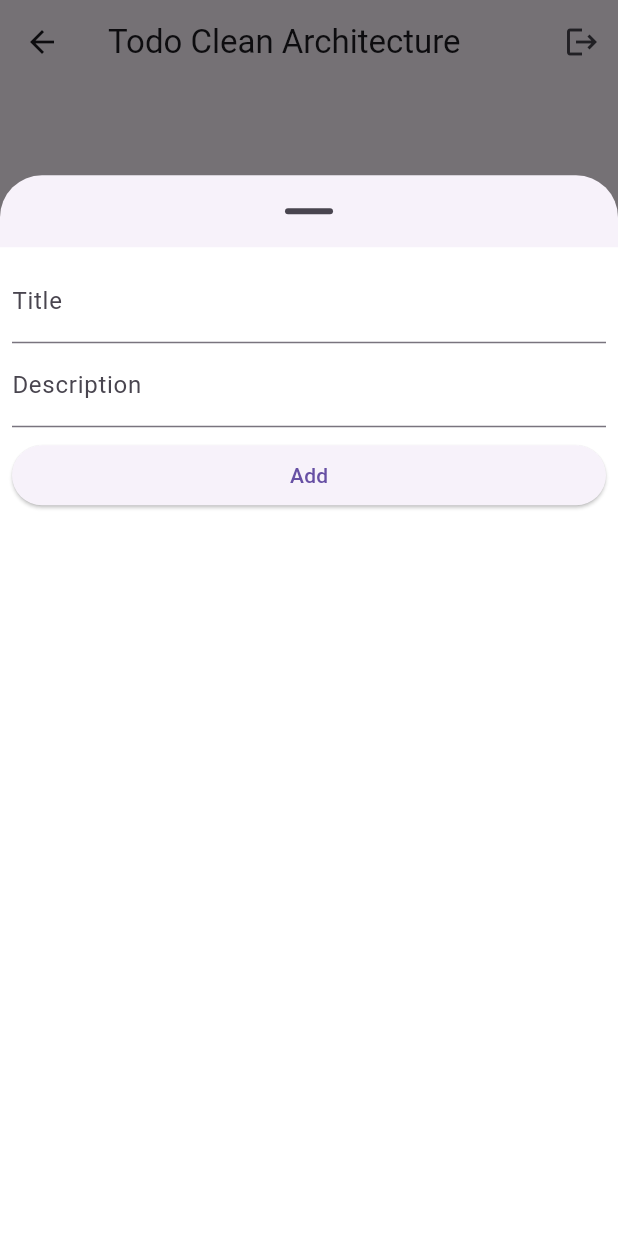
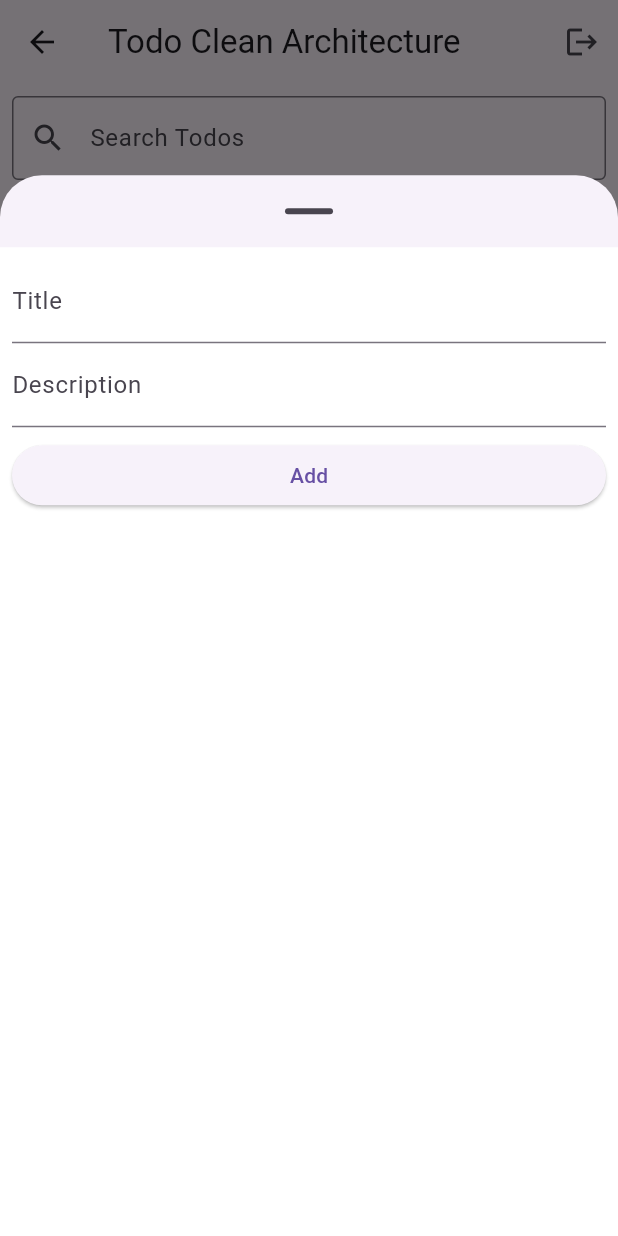
Before and after one commit to tanbir114/ToDoList_Clean_Architechture, a Flutter app: the HomePage screen opened by its route, after a tap on the "add" icon, on a phone screen of 412 x 824 dp. Run offline on Flutter 3.47's test engine with Material 3 defaults, Android fonts, the phone set to English and light mode, and no system bars; our stand-ins replace cloud_firestore, dartz, firebase_auth, firebase_core, get; accounts and stored records are empty.

Commit message:
search implemented

```diff
--- a/lib/features/todo/data/database/todo_remote_databse.dart
+++ b/lib/features/todo/data/database/todo_remote_databse.dart
@@ -2,14 +2,10 @@ import 'package:cloud_firestore/cloud_firestore.dart';
 import 'package:to_do_list_clean_architecture/features/todo/domain/entities/todo.dart';
 
 abstract class TodoRemoteDatabase {
-  // Add todo
   Future<Todo> addTodo(Todo todo);
-  //Edit todo
   Future<Todo> editTodo(Todo todo);
-  //Delete
   Future<Todo> deleteTodo(Todo todo);
-  //Get All toda
-  Stream<List<Todo>> listTodos(String uid);
+  Stream<List<Todo>> listTodos(String uid, String query, bool ascending);
 }
 
 class TodoRemoteDatabseImpl implements TodoRemoteDatabase {
@@ -38,13 +34,60 @@ class TodoRemoteDatabseImpl implements TodoRemoteDatabase {
   }
 
   @override
-  Stream<List<Todo>> listTodos(String uid) async* {
+  Stream<List<Todo>> listTodos(
+      String uid, String query, bool ascending) async* {
+    if (query != "kdfnvckljasnvkjasnvnv asjnvkajdnan jfaopdjf oj") {
+      yield* FirebaseFirestore.instance
+          .collection('todos')
+          .where('uid', isEqualTo: uid)
+          .where('text', isEqualTo: query)
+          .snapshots()
+          .map((snapshot) {
+        print("kkkkkkkkkkkkkkkk + ${snapshot}");
+        return snapshot.docs.map((doc) {
+          return Todo.fromMap(doc.data());
+        }).toList();
+      });
+    } else {
       yield* FirebaseFirestore.instance
           .collection('todos')
           .where('uid', isEqualTo: uid)
           .snapshots()
           .map((snapshot) {
-      return snapshot.docs.map((doc) => Todo.fromMap(doc.data())).toList();
+        return snapshot.docs.map((doc) {
+          print("jjjjjjjjjjjjjjjjj + ${query}");
+          return Todo.fromMap(doc.data());
+        }).toList();
       });
     }
   }
+
+  // @override
+  // Stream<List<Todo>> sortTodos(String uid,
+  //     {String sortBy = 'dateTime', bool ascending = true}) async* {
+  //   yield* FirebaseFirestore.instance
+  //       .collection('todos')
+  //       .where('uid', isEqualTo: uid)
+  //       .orderBy(sortBy, descending: !ascending)
+  //       .snapshots()
+  //       .map((snapshot) {
+  //     return snapshot.docs.map((doc) {
+  //       return Todo.fromMap(doc.data());
+  //     }).toList();
+  //   });
+  // }
+
+  // @override
+  // Stream<List<Todo>> searchTodos(String uid, String query) async* {
+  //   print("iiiiiiiiiiiiiiiiiiiiiiiiiiiiiiiiiii ${query} ${uid}");
+  //   yield* FirebaseFirestore.instance
+  //       .collection('todos')
+  //       .where('uid', isEqualTo: uid)
+  //       .where('text', isGreaterThanOrEqualTo: query)
+  //       .where('text', isLessThanOrEqualTo: query + '\uf8ff')
+  //       .snapshots()
+  //       .map((snapshot) {
+  //     return snapshot.docs.map((doc) => Todo.fromMap(doc.data())).toList();
+  //   });
+  // }
+}
--- a/lib/features/todo/data/repositories/todo_repository_impl.dart
+++ b/lib/features/todo/data/repositories/todo_repository_impl.dart
@@ -40,12 +40,34 @@ class TodoRepositoryImpl implements TodoRepository {
   }
 
   @override
-  Future<Either<Failure, Stream<List<Todo>>>> getAll(String uid) async {
+  Future<Either<Failure, Stream<List<Todo>>>> getAll(String uid, String query, bool ascending) async {
     try {
-      final result = await remoteDatabase.listTodos(uid);
+      final result = await remoteDatabase.listTodos(uid, query, ascending);
       return Right(result);
     } catch (e) {
       return Left(Failure("we could not fetch the todos from the database"));
     }
   }
+
+  // @override
+  // Future<Either<Failure, Stream<List<Todo>>>> sortTodosByDate(String uid,
+  //     {String sortBy = 'dateTime', bool ascending = true}) async {
+  //    try {
+  //     final result = await remoteDatabase.listTodos(uid);
+  //     return Right(result);
+  //   } catch (e) {
+  //     return Left(Failure("we could not fetch the todos from the database"));
+  //   }
+  // }
+
+  // @override
+  // Future<Either<Failure, Stream<List<Todo>>>> searchTodos(
+  //     String uid, String query, bool) async {
+  //   try {
+  //     final result = await remoteDatabase.searchTodos(uid, query,);
+  //     return Right(result);
+  //   } catch (e) {
+  //     return Left(Failure("We could not search todos"));
+  //   }
+  // }
 }
--- a/lib/features/todo/domain/entities/todo.dart
+++ b/lib/features/todo/domain/entities/todo.dart
@@ -1,4 +1,3 @@
-// ignore_for_file: public_member_api_docs, sort_constructors_first
 import 'dart:convert';
 
 class Todo {
@@ -6,20 +5,24 @@ class Todo {
   final String text;
   final String description;
   final String uid;
+  final DateTime dateTime;
 
   Todo({
     required this.id,
     required this.text,
     required this.description,
     required this.uid,
+    required this.dateTime,
   });
 
   Map<String, dynamic> toMap() {
-    return <String, dynamic>{
+    return {
       'id': id,
       'text': text,
       'description': description,
       'uid': uid,
+      'dateTime':
+          dateTime.toIso8601String(), // Store dateTime as ISO-8601 string
     };
   }
 
@@ -29,10 +32,12 @@ class Todo {
       text: map['text'] as String,
       description: map['description'] as String,
       uid: map['uid'] as String,
+      dateTime: DateTime.parse(map['dateTime'] as String),
     );
   }
 
   String toJson() => json.encode(toMap());
 
-  factory Todo.fromJson(String source) => Todo.fromMap(json.decode(source) as Map<String, dynamic>);
+  factory Todo.fromJson(String source) =>
+      Todo.fromMap(json.decode(source) as Map<String, dynamic>);
 }
--- a/lib/features/todo/domain/usecases/list.dart
+++ b/lib/features/todo/domain/usecases/list.dart
@@ -1,16 +1,16 @@
 import 'package:dartz/dartz.dart';
 import 'package:to_do_list_clean_architecture/features/todo/domain/repositories/todo_repository.dart';
 import 'package:to_do_list_clean_architecture/shared/errors/failure.dart';
-
-import '../../../../shared/utils/usecase.dart';
 import '../entities/todo.dart';
 
-class ListTodoUseCase implements UseCase<Stream<List<Todo>>, Params> {
+class ListTodoUseCase {
   final TodoRepository repository;
   ListTodoUseCase(this.repository);
 
-  @override
-  Future<Either<Failure, Stream<List<Todo>>>> call(Params params) {
-    return repository.getAll(params.data);
+  Future<Either<Failure, Stream<List<Todo>>>> call(
+      String uid, String query, bool ascending) {
+    print(
+        "ListTodoUseCase called with uid: $uid, query: $query, ascending: $ascending");
+    return repository.getAll(uid, query!, ascending);
   }
 }
--- a/lib/features/todo/presentation/bindings/todo_binding.dart
+++ b/lib/features/todo/presentation/bindings/todo_binding.dart
@@ -1,4 +1,5 @@
 import 'package:get/get.dart';
+// import 'package:to_do_list_clean_architecture/features/todo/domain/usecases/sort.dart';
 
 import '../../data/database/todo_remote_databse.dart';
 import '../../data/repositories/todo_repository_impl.dart';
@@ -7,6 +8,7 @@ import '../../domain/usecases/add.dart';
 import '../../domain/usecases/delete.dart';
 import '../../domain/usecases/edit.dart';
 import '../../domain/usecases/list.dart';
+// import '../../domain/usecases/search.dart';
 import '../controller/todo_controller.dart';
 
 class TodoBinding extends Bindings {
@@ -19,11 +21,16 @@ class TodoBinding extends Bindings {
     Get.lazyPut(() => ListTodoUseCase(Get.find()));
     Get.lazyPut(() => DeleteTodoUseCase(Get.find()));
     Get.lazyPut(() => EditTodoUseCase(Get.find()));
+    // Get.lazyPut(() => SortUseCase(Get.find()));
+    // Get.lazyPut(() => SearchUseCase(Get.find()));
     Get.lazyPut(() => TodoController(
-        addTodoUseCase: Get.find(),
-        listTodoUseCase: Get.find(),
-        deleteTodoUseCase: Get.find(),
-        editTodoUseCase: Get.find()));
+          addTodoUseCase: Get.find(),
+          listTodoUseCase: Get.find(),
+          deleteTodoUseCase: Get.find(),
+          editTodoUseCase: Get.find(),
+          // sortUseCase: Get.find(),
+          // searchUseCase: Get.find()
+        ));
     // In GetX, Get.lazyPut() is used to register dependencies lazily. This means that the dependency will only be instantiated the first time it's requested (i.e., when it's used for the first time). Subsequent requests for the same dependency will return the previously created instance.
   }
 }
--- a/lib/features/todo/presentation/controller/todo_controller.dart
+++ b/lib/features/todo/presentation/controller/todo_controller.dart
@@ -7,19 +7,24 @@ import 'package:to_do_list_clean_architecture/features/todo/domain/usecases/add.
 import 'package:to_do_list_clean_architecture/features/todo/domain/usecases/edit.dart';
 import 'package:to_do_list_clean_architecture/shared/utils/usecase.dart';
 
+import '../../../../shared/utils/random_id.dart';
 import '../../../authentication/presentation/controller/auth_controller.dart';
 import '../../domain/usecases/delete.dart';
 import '../../domain/usecases/list.dart';
-import '../../../../shared/utils/random_id.dart';
+// import '../../domain/usecases/search.dart';
+// import '../../domain/usecases/sort.dart';
 
 class TodoController extends GetxController {
   final formKey = GlobalKey<FormState>();
   final titleController = TextEditingController();
   final descriptionController = TextEditingController();
+  final searchController = TextEditingController();
   final AddTodoUseCase addTodoUseCase;
   final ListTodoUseCase listTodoUseCase;
   final DeleteTodoUseCase deleteTodoUseCase;
   final EditTodoUseCase editTodoUseCase;
+  // final SortUseCase sortUseCase;
+  // final SearchUseCase searchUseCase;
 
   final AuthController authController = Get.find<AuthController>();
 
@@ -28,33 +33,52 @@ class TodoController extends GetxController {
     required this.listTodoUseCase,
     required this.deleteTodoUseCase,
     required this.editTodoUseCase,
+    // required this.sortUseCase,
+    // required this.searchUseCase,
   });
+
+  var des = true.obs;
+
+  // Method to toggle the sort direction
+  void toggleSortDirection() {
+    des.value = !des.value;
+    updateTodoList();
+  }
+
+  void updateTodoList() {
+    listTodo(); // Make sure this method adapts to the new sort order, possibly by creating a new stream
+  }
 
   Future<void> addTodo() async {
     final uid = authController.uid.value;
-    print("aaaaaaaaaaaaaaaaaaaa");
-    print("uid");
-    final results = await addTodoUseCase(Params(
-      Todo(
-        id: generateRandomId(10),
-        text: titleController.text.trim(),
-        description: descriptionController.text.trim(),
-        uid: uid,
-      ),
-    ));
+    final newTodo = Todo(
+      id: generateRandomId(10),
+      text: titleController.text.trim(),
+      description: descriptionController.text.trim(),
+      uid: uid,
+      dateTime: DateTime.now(),
+    );
+
+    final results = await addTodoUseCase(Params(newTodo));
     results.fold((failure) {
       print(failure.message);
       Get.snackbar("Error", failure.message);
     }, (todo) {
-      // clear form
       titleController.clear();
       descriptionController.clear();
       Get.snackbar("Success", "Todo added successfully");
     });
   }
 
-  Stream<List<Todo>> listTodo() async* {
-    final results = await listTodoUseCase(Params(authController.uid.value));
+  Stream<List<Todo>> listTodo({String? query, bool ascending = true}) async* {
+    print(
+        "Todo controller called with uid:, query: $query, ascending: $ascending");
+    final results = await listTodoUseCase(
+      authController.uid.value,
+      query!,
+      ascending,
+    );
+    print(results);
     yield* results.fold((failure) {
       print(failure.message);
       Get.snackbar("Error", failure.message);
@@ -63,6 +87,17 @@ class TodoController extends GetxController {
       return todo;
     });
   }
+
+  // Stream<List<Todo>> sortTodosByDate() async* {
+  //   final results = await sortUseCase(Params(authController.uid.value));
+  //   yield* results.fold((failure) {
+  //     print(failure.message);
+  //     Get.snackbar("Error", failure.message);
+  //     return Stream.value([]);
+  //   }, (todo) {
+  //     return todo;
+  //   });
+  // }
 
   Future<void> deleteTodo(Todo todo) async {
     final results = await deleteTodoUseCase(Params(todo));
@@ -79,4 +114,18 @@ class TodoController extends GetxController {
       (r) => Get.snackbar("Success", "Todo edited successfully"),
     );
   }
+
+  // Stream<List<Todo>> searchTodos(String query) async* {
+  //   print("sssssssssssssssss ${query}");
+  //   final results = await searchUseCase(authController.uid.value, query);
+  //   print(results);
+  //   print(results.length);
+  //   yield* results.fold((failure) {
+  //     print(failure.message);
+  //     Get.snackbar("Error", failure.message);
+  //     return Stream.value([]);
+  //   }, (todo) {
+  //     return todo;
+  //   });
+  // }
 }
--- a/lib/features/todo/presentation/pages/home.dart
+++ b/lib/features/todo/presentation/pages/home.dart
@@ -3,13 +3,16 @@ import 'package:get/get.dart';
 import 'package:to_do_list_clean_architecture/features/authentication/presentation/controller/auth_controller.dart';
 import 'package:to_do_list_clean_architecture/features/todo/domain/entities/todo.dart';
 import '../controller/todo_controller.dart';
+import 'package:intl/intl.dart';
 
 class HomePage extends GetView<TodoController> {
+  const HomePage({Key? key}) : super(key: key);
 
-  const HomePage({Key? key}) : super(key: key);
   @override
   Widget build(BuildContext context) {
     final AuthController authController = Get.find<AuthController>();
+    // var des = false;
+
     return Scaffold(
       appBar: AppBar(
         title: const Text('Todo Clean Architecture'),
@@ -22,8 +25,39 @@ class HomePage extends GetView<TodoController> {
           ),
         ],
       ),
-      body: StreamBuilder(
-        stream: controller.listTodo(),
+      body: Column(
+        children: [
+          Padding(
+            padding: const EdgeInsets.all(8.0),
+            child: TextField(
+              controller: controller.searchController,
+              onChanged: (value) {
+                // print("qqqqqqqqqqqqqqqqqqqqqq ${value}");
+                // controller.searchTodos(value);
+                // print("qqqqqqqqqqqqqqqqqqqqqq ${value}");
+              },
+              decoration: const InputDecoration(
+                labelText: 'Search Todos',
+                prefixIcon: Icon(Icons.search),
+                border: OutlineInputBorder(),
+              ),
+            ),
+          ),
+          IconButton(
+            icon: const Icon(Icons.sort),
+            onPressed: () {
+              controller.toggleSortDirection();
+              controller.updateTodoList();
+            },
+          ),
+          Expanded(
+            child: StreamBuilder(
+              stream: controller.listTodo(
+                query: controller.searchController.text.trim().isEmpty
+                    ? "kdfnvckljasnvkjasnvnv asjnvkajdnan jfaopdjf oj"
+                    : controller.searchController.text.trim(),
+                ascending: controller.des.value,
+              ),
               builder: (context, snapshot) {
                 if (snapshot.hasData) {
                   final todos = snapshot.data!;
@@ -37,14 +71,17 @@ class HomePage extends GetView<TodoController> {
                     itemBuilder: (context, index) {
                       return ListTile(
                         title: Text(todos[index].text),
-                  subtitle: Text(todos[index].description),
+                        subtitle: Text(
+                          "${todos[index].description}\nCreated on: ${DateFormat('yyyy-MM-dd – kk:mm').format(todos[index].dateTime)}",
+                        ),
                         trailing: Row(
                           mainAxisSize: MainAxisSize.min,
                           children: [
                             IconButton(
                               splashRadius: 20,
                               onPressed: () {
-                          controller.titleController.text = todos[index].text;
+                                controller.titleController.text =
+                                    todos[index].text;
                                 controller.descriptionController.text =
                                     todos[index].description;
                                 showModalBottomSheet(
@@ -55,7 +92,8 @@ class HomePage extends GetView<TodoController> {
                                     return Container(
                                       width: double.maxFinite,
                                       height:
-                                    MediaQuery.of(context).size.height * 0.8,
+                                          MediaQuery.of(context).size.height *
+                                              0.8,
                                       color: Colors.white,
                                       child: Padding(
                                         padding: const EdgeInsets.all(8.0),
@@ -72,7 +110,8 @@ class HomePage extends GetView<TodoController> {
                                                   }
                                                   return null;
                                                 },
-                                          decoration: const InputDecoration(
+                                                decoration:
+                                                    const InputDecoration(
                                                   labelText: 'Title',
                                                 ),
                                               ),
@@ -88,7 +127,8 @@ class HomePage extends GetView<TodoController> {
                                                     }
                                                     return null;
                                                   },
-                                            decoration: const InputDecoration(
+                                                  decoration:
+                                                      const InputDecoration(
                                                     labelText: 'Description',
                                                   ),
                                                 ),
@@ -100,22 +140,29 @@ class HomePage extends GetView<TodoController> {
                                                     if (controller
                                                         .formKey.currentState!
                                                         .validate()) {
-                                                controller.editTodo(Todo(
+                                                      controller.editTodo(
+                                                        Todo(
                                                           id: todos[index].id,
                                                           text: controller
-                                                      .titleController.text
+                                                              .titleController
+                                                              .text
                                                               .trim(),
                                                           description: controller
                                                               .descriptionController
                                                               .text
                                                               .trim(),
-                                                  uid: ""
-                                                ));
+                                                          uid: authController
+                                                              .uid.value,
+                                                          dateTime:
+                                                              DateTime.now(),
+                                                        ),
+                                                      );
                                                       // pop the bottom sheet
                                                       Navigator.pop(context);
                                                     }
                                                   },
-                                            child: const Text('Edit Todo'),
+                                                  child:
+                                                      const Text('Edit Todo'),
                                                 ),
                                               ),
                                             ],
@@ -145,6 +192,9 @@ class HomePage extends GetView<TodoController> {
                   child: CircularProgressIndicator.adaptive(),
                 );
               },
+            ),
+          ),
+        ],
       ),
       floatingActionButton: FloatingActionButton(
         onPressed: () {
--- a/lib/shared/utils/usecase.dart
+++ b/lib/shared/utils/usecase.dart
@@ -3,6 +3,10 @@ import 'package:to_do_list_clean_architecture/shared/errors/failure.dart';
 
 abstract class UseCase<Type, Params> {
   Future<Either<Failure, Type>> call(Params params);
+}
+
+abstract class UseCase2<Type, Param1, Param2> {
+  Future<Either<Failure, Type>> call(Param1 param1, Param2 param2);
 }
 
 class Params<T> {
--- a/pubspec.yaml
+++ b/pubspec.yaml
@@ -43,6 +43,7 @@ dependencies:
   equatable: ^2.0.3
   get_it: ^7.2.0
   flutter_bloc: ^8.1.5
+  intl: ^0.17.0
 
 dev_dependencies:
   flutter_test:
```
Also changed, not shown: lib/features/authentication/presentation/binding/auth_binding.dart (+0 -60 lines), lib/features/authentication/presentation/controller/auth_controller.dart (+0 -8 lines), lib/features/todo/domain/repositories/todo_repository.dart (+7 -1 lines), lib/features/todo/domain/usecases/search.dart (added, +14 -0 lines), lib/features/todo/domain/usecases/sort.dart (added, +16 -0 lines), pubspec.lock. Lines whose indentation alone changed are shown as unchanged.
